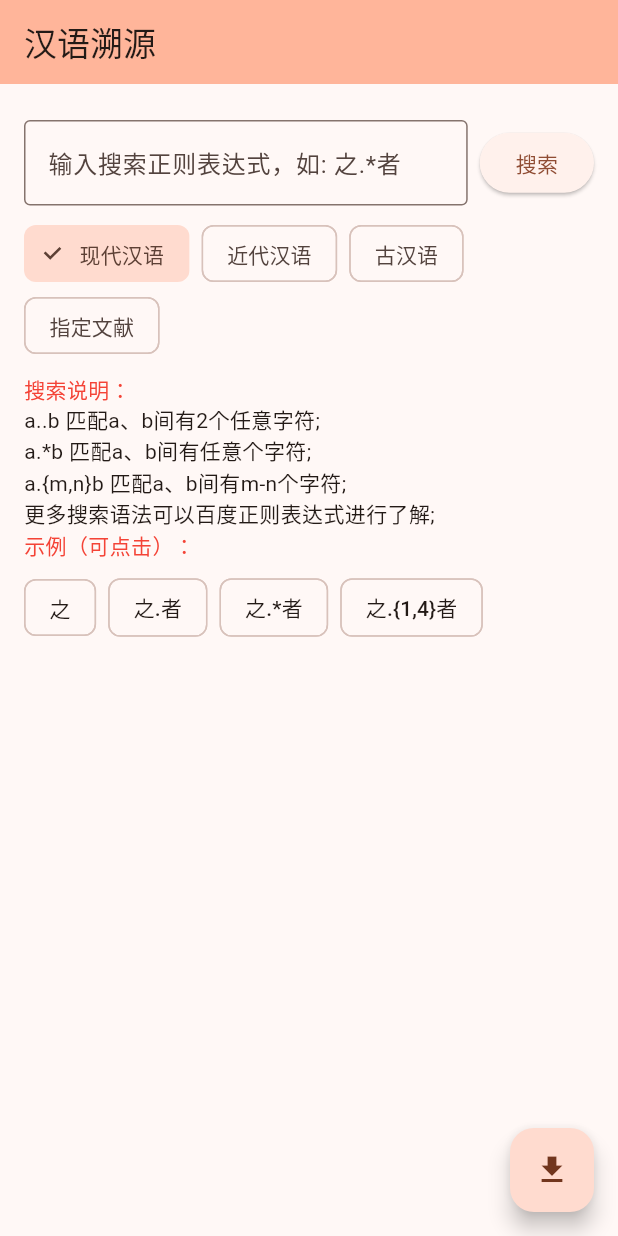
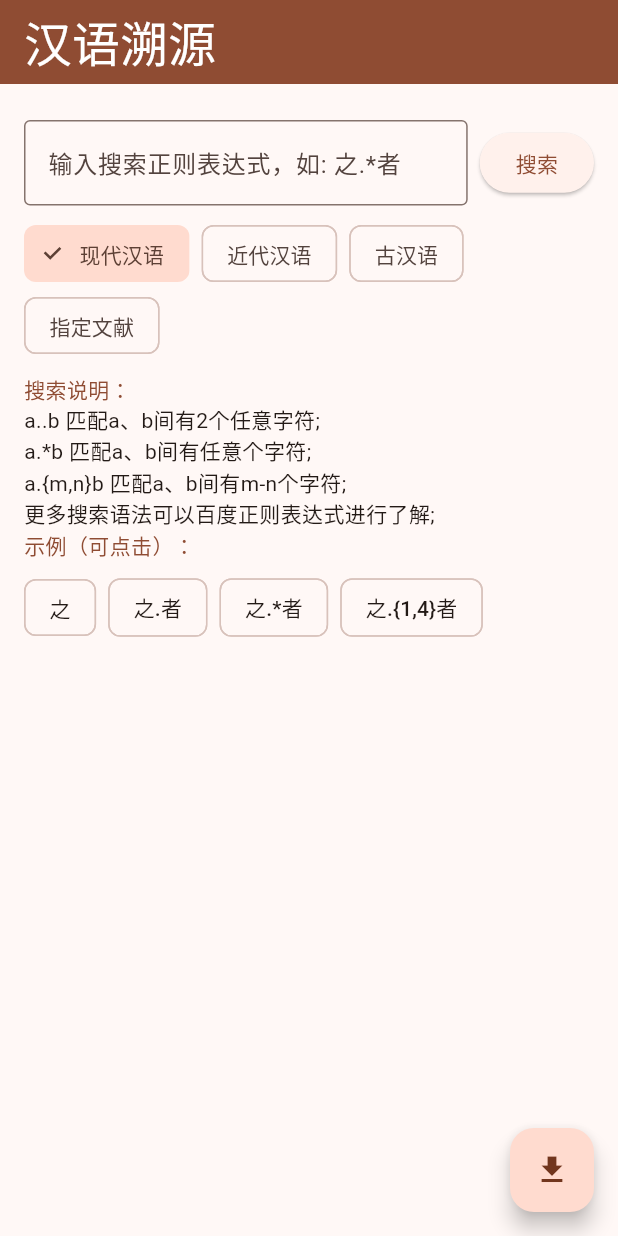
Before and after one commit to ZhanXuzhao/Guwen, a Flutter app: the screen it shows after launch, on a phone screen of 412 x 824 dp. Run offline on Flutter 3.47's test engine with Material 3 defaults, Android fonts, the phone set to English and light mode, and no system bars; our stand-ins replace shared_preferences; missing offline and left inert: chinese_font_library, highlight_text; Roboto replaces fonts that are missing (楷体).

Commit message:
opt theme color and AppBar ui

```diff
--- a/lib/main.dart
+++ b/lib/main.dart
@@ -276,8 +276,10 @@ class _MyHomePageState extends State<MyHomePage> {
     print("ui build");
     return Scaffold(
       appBar: AppBar(
-        backgroundColor: Theme.of(context).colorScheme.inversePrimary,
         title: Text(widget.title),
+        backgroundColor: Theme.of(context).primaryColor,
+        titleTextStyle: TextStyle(color: Colors.white, fontSize: 32,
+            fontFamily: "楷体"),
         automaticallyImplyLeading: false,
       ),
       // homepage body
@@ -366,7 +368,7 @@ class _MyHomePageState extends State<MyHomePage> {
                 children: [
                   Text(
                     "搜索说明：",
-                    style: TextStyle(color: Colors.red),
+                    style: TextStyle(color: Theme.of(context).primaryColor),
                   ),
                   Text("a..b 匹配a、b间有2个任意字符;"
                       "\na.*b 匹配a、b间有任意个字符;"
@@ -374,7 +376,7 @@ class _MyHomePageState extends State<MyHomePage> {
                       "\n更多搜索语法可以百度正则表达式进行了解;"),
                   Text(
                     "示例（可点击）：",
-                    style: TextStyle(color: Colors.red),
+                    style: TextStyle(color: Theme.of(context).primaryColor),
                   ),
                   Container(
                     height: 8,
```
